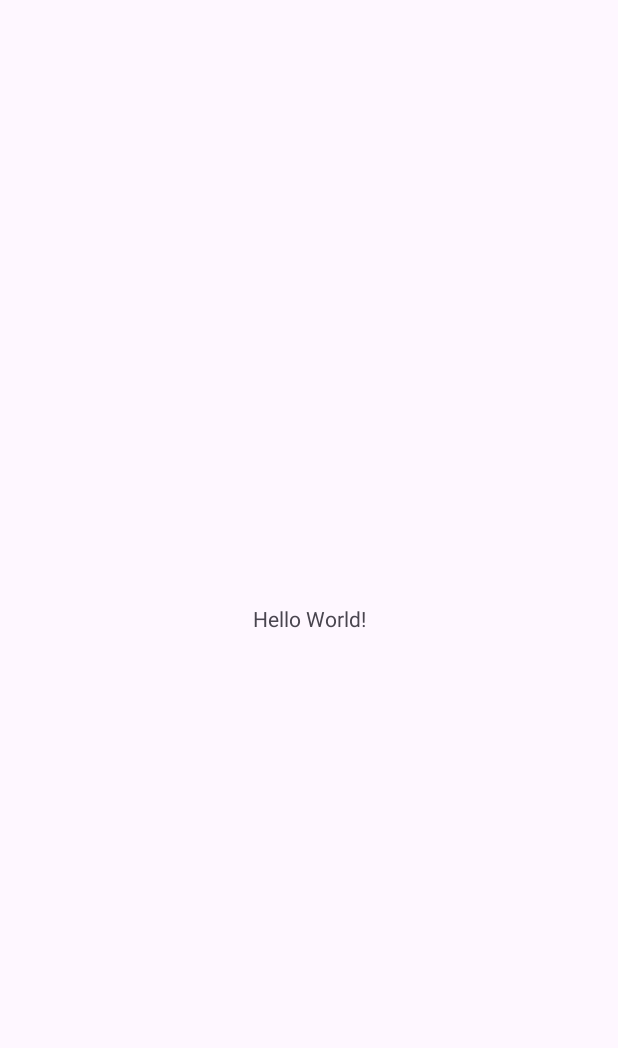
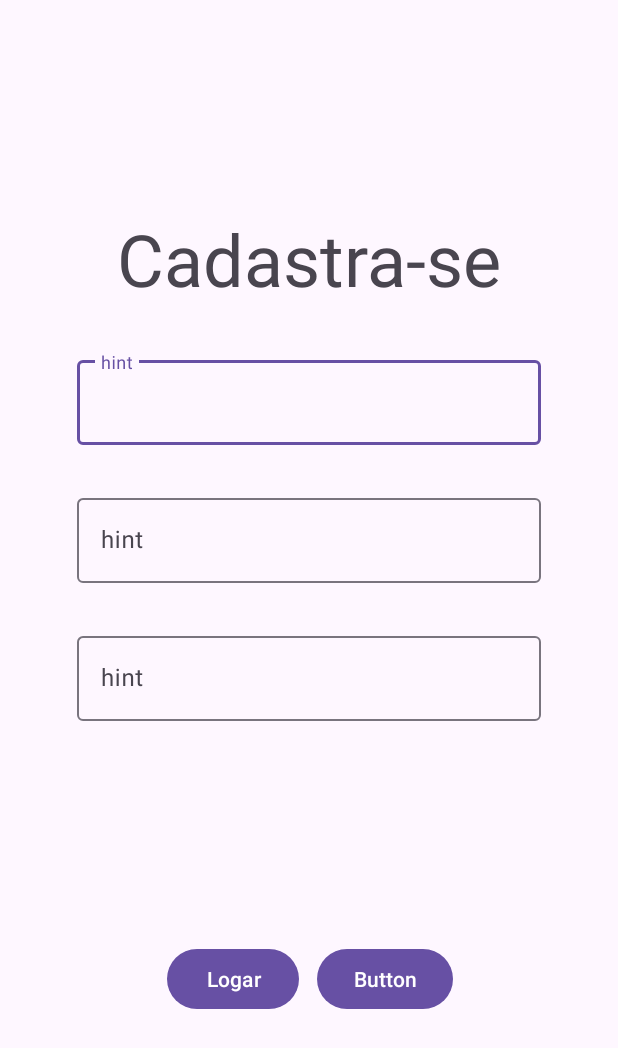
Before and after one commit to JosueMiguel-cmc/Lifemanager, an Android app: the screen it shows after launch (MainActivity before the commit, Cadview after it), on a phone screen of 412 x 824 dp. Before the commit the part shown is almost empty. Shown: the top 1048 px of the screen. Run offline under Robolectric (Android 15) with nearby library versions, the phone set to English and light mode, and no system bars.

Commit message:
atualizaçao 0.2

```diff
--- a/app/src/main/AndroidManifest.xml
+++ b/app/src/main/AndroidManifest.xml
@@ -12,11 +12,9 @@
         android:supportsRtl="true"
         android:theme="@style/Theme.LifeManager"
         tools:targetApi="31">
+
         <activity
             android:name=".VIEW.Cadview"
-            android:exported="false" />
-        <activity
-            android:name=".MainActivity"
             android:exported="true">
             <intent-filter>
                 <action android:name="android.intent.action.MAIN" />
--- a/app/src/main/java/com/example/lifemanager/MainActivity.java
+++ /dev/null
@@ -1,21 +0,0 @@
-package com.example.lifemanager;
-
-import android.os.Bundle;
-
-import androidx.activity.EdgeToEdge;
-import androidx.appcompat.app.AppCompatActivity;
-import androidx.core.graphics.Insets;
-import androidx.core.view.ViewCompat;
-import androidx.core.view.WindowInsetsCompat;
-
-import com.google.firebase.Firebase;
-
-public class MainActivity extends AppCompatActivity {
-
-    @Override
-    protected void onCreate(Bundle savedInstanceState) {
-        super.onCreate(savedInstanceState);
-        setContentView(R.layout.activity_main);
-
-    }
-}
--- a/app/src/main/res/layout/activity_cadview.xml
+++ b/app/src/main/res/layout/activity_cadview.xml
@@ -7,4 +7,88 @@
     android:layout_height="match_parent"
     tools:context=".VIEW.Cadview">
 
+    <TextView
+        android:id="@+id/Titulocad"
+        android:layout_width="wrap_content"
+        android:layout_height="wrap_content"
+        android:layout_marginTop="140dp"
+        android:text="@string/titulocad_e_inicial"
+        android:textSize="48sp"
+        app:layout_constraintBottom_toTopOf="@+id/textInputLayout"
+        app:layout_constraintEnd_toEndOf="parent"
+        app:layout_constraintStart_toStartOf="parent"
+        app:layout_constraintTop_toTopOf="parent" />
+
+    <com.google.android.material.textfield.TextInputLayout
+        android:id="@+id/textInputLayout"
+        android:layout_width="309dp"
+        android:layout_height="wrap_content"
+        android:layout_marginStart="20dp"
+        android:layout_marginTop="30dp"
+        android:layout_marginEnd="20dp"
+        app:layout_constraintEnd_toEndOf="parent"
+        app:layout_constraintStart_toStartOf="parent"
+        app:layout_constraintTop_toBottomOf="@+id/Titulocad">
+
+        <com.google.android.material.textfield.TextInputEditText
+            android:layout_width="match_parent"
+            android:layout_height="wrap_content"
+            android:hint="hint" />
+    </com.google.android.material.textfield.TextInputLayout>
+
+    <com.google.android.material.textfield.TextInputLayout
+        android:id="@+id/textInputLayout2"
+        android:layout_width="309dp"
+        android:layout_height="wrap_content"
+        android:layout_marginStart="20dp"
+        android:layout_marginTop="30dp"
+        android:layout_marginEnd="20dp"
+        app:layout_constraintEnd_toEndOf="parent"
+        app:layout_constraintStart_toStartOf="parent"
+        app:layout_constraintTop_toBottomOf="@+id/textInputLayout">
+
+        <com.google.android.material.textfield.TextInputEditText
+            android:layout_width="match_parent"
+            android:layout_height="wrap_content"
+            android:hint="hint" />
+    </com.google.android.material.textfield.TextInputLayout>
+
+    <com.google.android.material.textfield.TextInputLayout
+        android:id="@+id/textInputLayout3"
+        android:layout_width="309dp"
+        android:layout_height="wrap_content"
+        android:layout_marginStart="20dp"
+        android:layout_marginTop="30dp"
+        android:layout_marginEnd="20dp"
+        app:layout_constraintEnd_toEndOf="parent"
+        app:layout_constraintStart_toStartOf="parent"
+        app:layout_constraintTop_toBottomOf="@+id/textInputLayout2">
+
+        <com.google.android.material.textfield.TextInputEditText
+            android:layout_width="match_parent"
+            android:layout_height="wrap_content"
+            android:hint="hint" />
+    </com.google.android.material.textfield.TextInputLayout>
+
+    <Button
+        android:id="@+id/button"
+        android:layout_width="wrap_content"
+        android:layout_height="wrap_content"
+        android:layout_marginEnd="50dp"
+        android:text="Logar"
+        app:layout_constraintBottom_toBottomOf="parent"
+        app:layout_constraintEnd_toEndOf="@+id/textInputLayout3"
+        app:layout_constraintStart_toStartOf="parent"
+        app:layout_constraintTop_toBottomOf="@+id/textInputLayout3" />
+
+    <Button
+        android:id="@+id/button2"
+        android:layout_width="wrap_content"
+        android:layout_height="wrap_content"
+        android:layout_marginStart="50dp"
+        android:text="Button"
+        app:layout_constraintBottom_toBottomOf="parent"
+        app:layout_constraintEnd_toEndOf="parent"
+        app:layout_constraintStart_toStartOf="@+id/textInputLayout3"
+        app:layout_constraintTop_toBottomOf="@+id/textInputLayout3" />
 </androidx.constraintlayout.widget.ConstraintLayout>
--- a/app/src/main/res/layout/activity_main.xml
+++ /dev/null
@@ -1,19 +0,0 @@
-<?xml version="1.0" encoding="utf-8"?>
-<androidx.constraintlayout.widget.ConstraintLayout xmlns:android="http://schemas.android.com/apk/res/android"
-    xmlns:app="http://schemas.android.com/apk/res-auto"
-    xmlns:tools="http://schemas.android.com/tools"
-    android:id="@+id/main"
-    android:layout_width="match_parent"
-    android:layout_height="match_parent"
-    tools:context=".MainActivity">
-
-    <TextView
-        android:layout_width="wrap_content"
-        android:layout_height="wrap_content"
-        android:text="Hello World!"
-        app:layout_constraintBottom_toBottomOf="parent"
-        app:layout_constraintEnd_toEndOf="parent"
-        app:layout_constraintStart_toStartOf="parent"
-        app:layout_constraintTop_toTopOf="parent" />
-
-</androidx.constraintlayout.widget.ConstraintLayout>
--- a/app/src/main/res/values/strings.xml
+++ b/app/src/main/res/values/strings.xml
@@ -1,3 +1,6 @@
 <resources>
     <string name="app_name">LifeManager</string>
+    <string name="titulocad_e_inicial">
+        Cadastra-se
+    </string>
 </resources>
```
